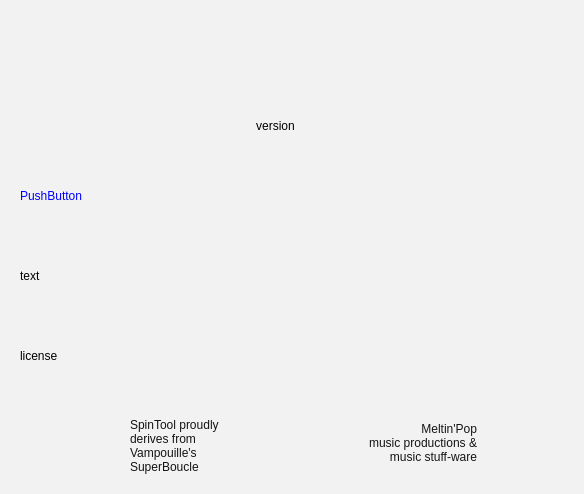
This is superboucle/about_ui.ui in zigmhount/SpinTool_zig as Qt 5 draws it before an edit. The edited form follows.
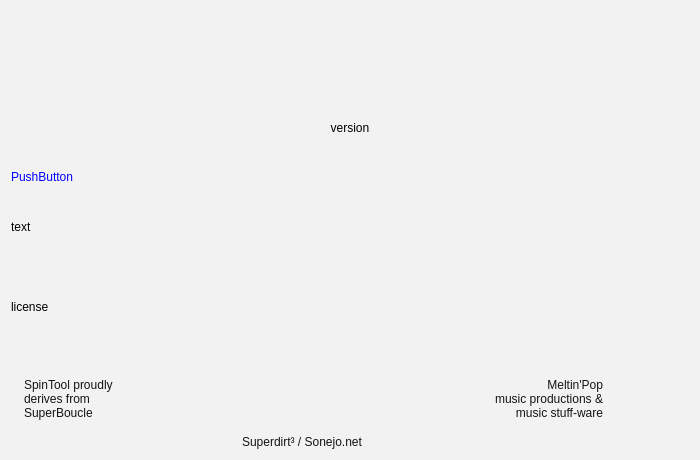
This is the edited form. Icons and pictures are not drawn.

```diff
--- a/superboucle/about_ui.ui
+++ b/superboucle/about_ui.ui
@@ -9,10 +9,22 @@
    <rect>
     <x>0</x>
     <y>0</y>
-    <width>584</width>
-    <height>494</height>
+    <width>700</width>
+    <height>460</height>
    </rect>
   </property>
+  <property name="minimumSize">
+   <size>
+    <width>700</width>
+    <height>460</height>
+   </size>
+  </property>
+  <property name="maximumSize">
+   <size>
+    <width>700</width>
+    <height>460</height>
+   </size>
+  </property>
   <property name="windowTitle">
    <string>about SpinTool</string>
   </property>
@@ -23,15 +35,43 @@
   <property name="styleSheet">
    <string notr="true">background-color: rgb(242, 242, 242);</string>
   </property>
+  <layout class="QVBoxLayout" name="verticalLayout_2">
+   <item>
+    <widget class="QLabel" name="labelLogo">
+     <property name="sizePolicy">
+      <sizepolicy hsizetype="Expanding" vsizetype="Fixed">
+       <horstretch>0</horstretch>
+       <verstretch>0</verstretch>
+      </sizepolicy>
+     </property>
+     <property name="minimumSize">
+      <size>
+       <width>0</width>
+       <height>0</height>
+      </size>
+     </property>
+     <property name="maximumSize">
+      <size>
+       <width>16777215</width>
+       <height>16777214</height>
+      </size>
+     </property>
+     <property name="text">
+      <string notr="true"/>
+     </property>
+     <property name="pixmap">
+      <pixmap resource="gui.qrc">:/icons/icons/ST_Logo_Small_Transparent.png</pixmap>
+     </property>
+     <property name="scaledContents">
+      <bool>false</bool>
+     </property>
+     <property name="alignment">
+      <set>Qt::AlignCenter</set>
+     </property>
+    </widget>
+   </item>
+   <item>
   <widget class="QLabel" name="labelVersion">
-   <property name="geometry">
-    <rect>
-     <x>20</x>
-     <y>110</y>
-     <width>511</width>
-     <height>31</height>
-    </rect>
-   </property>
    <property name="styleSheet">
     <string notr="true">background-color: rgb(242, 242, 242);
 color: rgb(0, 0, 0);
@@ -45,137 +85,17 @@
     <set>Qt::AlignCenter</set>
    </property>
   </widget>
-  <widget class="QLabel" name="labelText">
-   <property name="geometry">
-    <rect>
-     <x>20</x>
-     <y>230</y>
-     <width>511</width>
-     <height>91</height>
-    </rect>
-   </property>
-   <property name="styleSheet">
-    <string notr="true">background-color: rgb(242, 242, 242);
-color: rgb(0, 0, 0);
-font: 11pt &quot;Noto Sans&quot;;
-text-align: left top;</string>
-   </property>
-   <property name="text">
-    <string>text</string>
-   </property>
-   <property name="wordWrap">
-    <bool>true</bool>
-   </property>
-  </widget>
-  <widget class="QLabel" name="labelLicense">
-   <property name="geometry">
-    <rect>
-     <x>20</x>
-     <y>330</y>
-     <width>521</width>
-     <height>51</height>
-    </rect>
-   </property>
-   <property name="styleSheet">
-    <string notr="true">background-color: rgb(242, 242, 242);
-color: rgb(0, 0, 0);
-font: 11pt &quot;Noto Sans&quot;;
-text-align: left top;</string>
-   </property>
-   <property name="text">
-    <string>license</string>
-   </property>
-   <property name="wordWrap">
-    <bool>true</bool>
-   </property>
-  </widget>
-  <widget class="QLabel" name="labelLogo">
-   <property name="geometry">
-    <rect>
-     <x>20</x>
-     <y>10</y>
-     <width>551</width>
-     <height>81</height>
-    </rect>
-   </property>
-   <property name="sizePolicy">
-    <sizepolicy hsizetype="Fixed" vsizetype="Fixed">
-     <horstretch>0</horstretch>
-     <verstretch>0</verstretch>
-    </sizepolicy>
-   </property>
-   <property name="text">
-    <string notr="true"/>
-   </property>
-   <property name="pixmap">
-    <pixmap resource="gui.qrc">:/icons/icons/ST_Logo_Small_Transparent.png</pixmap>
-   </property>
-   <property name="alignment">
-    <set>Qt::AlignCenter</set>
-   </property>
-  </widget>
-  <widget class="QLabel" name="labelMP">
-   <property name="geometry">
-    <rect>
-     <x>495</x>
-     <y>400</y>
-     <width>71</width>
-     <height>91</height>
-    </rect>
-   </property>
-   <property name="sizePolicy">
-    <sizepolicy hsizetype="Fixed" vsizetype="Fixed">
-     <horstretch>0</horstretch>
-     <verstretch>0</verstretch>
-    </sizepolicy>
-   </property>
-   <property name="text">
-    <string notr="true"/>
-   </property>
-   <property name="pixmap">
-    <pixmap resource="gui.qrc">:/icons/icons/MeltinPop_Logo_100.png</pixmap>
-   </property>
-   <property name="scaledContents">
-    <bool>true</bool>
-   </property>
-   <property name="alignment">
-    <set>Qt::AlignCenter</set>
-   </property>
-  </widget>
-  <widget class="QLabel" name="labelMpText">
-   <property name="geometry">
-    <rect>
-     <x>326</x>
-     <y>397</y>
-     <width>151</width>
-     <height>91</height>
-    </rect>
-   </property>
-   <property name="styleSheet">
-    <string notr="true">color: rgb(20, 20, 20);
-background-color: rgb(242, 242, 242);
-font: 11pt &quot;Noto Sans&quot;;</string>
-   </property>
-   <property name="text">
-    <string>Meltin'Pop 
- music productions &amp; 
- music stuff-ware</string>
-   </property>
-   <property name="alignment">
-    <set>Qt::AlignRight|Qt::AlignTrailing|Qt::AlignVCenter</set>
-   </property>
-   <property name="wordWrap">
-    <bool>true</bool>
-   </property>
-  </widget>
+   </item>
+   <item>
   <widget class="QPushButton" name="btnWebLink">
-   <property name="geometry">
-    <rect>
-     <x>20</x>
-     <y>180</y>
-     <width>521</width>
-     <height>31</height>
-    </rect>
+     <property name="sizePolicy">
+      <sizepolicy hsizetype="Preferred" vsizetype="Fixed">
+       <horstretch>0</horstretch>
+       <verstretch>0</verstretch>
+      </sizepolicy>
+     </property>
+     <property name="cursor">
+      <cursorShape>PointingHandCursor</cursorShape>
    </property>
    <property name="focusPolicy">
     <enum>Qt::ClickFocus</enum>
@@ -190,15 +110,48 @@
     <string>PushButton</string>
    </property>
   </widget>
+   </item>
+   <item>
+    <widget class="QLabel" name="labelText">
+     <property name="styleSheet">
+      <string notr="true">background-color: rgb(242, 242, 242);
+color: rgb(0, 0, 0);
+font: 11pt &quot;Noto Sans&quot;;
+text-align: left top;</string>
+     </property>
+     <property name="text">
+      <string>text</string>
+     </property>
+     <property name="wordWrap">
+      <bool>true</bool>
+     </property>
+    </widget>
+   </item>
+   <item>
+    <widget class="QLabel" name="labelLicense">
+     <property name="styleSheet">
+      <string notr="true">background-color: rgb(242, 242, 242);
+color: rgb(0, 0, 0);
+font: 11pt &quot;Noto Sans&quot;;
+text-align: left top;</string>
+     </property>
+     <property name="text">
+      <string>license</string>
+     </property>
+     <property name="wordWrap">
+      <bool>true</bool>
+     </property>
+    </widget>
+   </item>
+   <item>
+    <layout class="QHBoxLayout" name="horizontalLayout_3">
+     <item>
+      <layout class="QHBoxLayout" name="horizontalLayout">
+       <property name="sizeConstraint">
+        <enum>QLayout::SetFixedSize</enum>
+       </property>
+       <item>
   <widget class="QLabel" name="labelSB">
-   <property name="geometry">
-    <rect>
-     <x>8</x>
-     <y>410</y>
-     <width>111</width>
-     <height>81</height>
-    </rect>
-   </property>
    <property name="sizePolicy">
     <sizepolicy hsizetype="Fixed" vsizetype="Fixed">
      <horstretch>0</horstretch>
@@ -218,22 +171,18 @@
     <set>Qt::AlignCenter</set>
    </property>
   </widget>
+       </item>
+       <item>
   <widget class="QLabel" name="labelSBtext">
-   <property name="geometry">
-    <rect>
-     <x>130</x>
-     <y>410</y>
-     <width>121</width>
-     <height>71</height>
-    </rect>
-   </property>
    <property name="styleSheet">
     <string notr="true">color: rgb(20, 20, 20);
 background-color: rgb(242, 242, 242);
 font: 10pt &quot;Noto Sans&quot;;</string>
    </property>
    <property name="text">
-    <string>SpinTool proudly derives from Vampouille's SuperBoucle</string>
+          <string>SpinTool proudly 
+derives from 
+SuperBoucle</string>
    </property>
    <property name="alignment">
     <set>Qt::AlignLeading|Qt::AlignLeft|Qt::AlignVCenter</set>
@@ -242,6 +191,144 @@
     <bool>true</bool>
    </property>
   </widget>
+       </item>
+      </layout>
+     </item>
+     <item>
+      <layout class="QVBoxLayout" name="verticalLayout">
+       <property name="sizeConstraint">
+        <enum>QLayout::SetFixedSize</enum>
+       </property>
+       <property name="leftMargin">
+        <number>0</number>
+       </property>
+       <item>
+        <widget class="QLabel" name="labelMP_2">
+         <property name="sizePolicy">
+          <sizepolicy hsizetype="Expanding" vsizetype="Fixed">
+           <horstretch>0</horstretch>
+           <verstretch>0</verstretch>
+          </sizepolicy>
+         </property>
+         <property name="minimumSize">
+          <size>
+           <width>80</width>
+           <height>80</height>
+          </size>
+         </property>
+         <property name="maximumSize">
+          <size>
+           <width>16777215</width>
+           <height>16777215</height>
+          </size>
+         </property>
+         <property name="midLineWidth">
+          <number>0</number>
+         </property>
+         <property name="text">
+          <string notr="true"/>
+         </property>
+         <property name="pixmap">
+          <pixmap resource="gui.qrc">:/icons/icons/Superdirt_Logo_80.png</pixmap>
+         </property>
+         <property name="scaledContents">
+          <bool>false</bool>
+         </property>
+         <property name="alignment">
+          <set>Qt::AlignCenter</set>
+         </property>
+         <property name="margin">
+          <number>0</number>
+         </property>
+         <property name="indent">
+          <number>-1</number>
+         </property>
+        </widget>
+       </item>
+       <item>
+        <widget class="QLabel" name="labelMpText_2">
+         <property name="styleSheet">
+          <string notr="true">color: rgb(20, 20, 20);
+background-color: rgb(242, 242, 242);
+font: 11pt &quot;Noto Sans&quot;;</string>
+         </property>
+         <property name="text">
+          <string>Superdirt³ / Sonejo.net</string>
+         </property>
+         <property name="alignment">
+          <set>Qt::AlignCenter</set>
+         </property>
+         <property name="wordWrap">
+          <bool>true</bool>
+         </property>
+        </widget>
+       </item>
+      </layout>
+     </item>
+     <item>
+      <layout class="QHBoxLayout" name="horizontalLayout_2">
+       <property name="sizeConstraint">
+        <enum>QLayout::SetFixedSize</enum>
+       </property>
+       <item>
+        <widget class="QLabel" name="labelMpText">
+         <property name="styleSheet">
+          <string notr="true">color: rgb(20, 20, 20);
+background-color: rgb(242, 242, 242);
+font: 11pt &quot;Noto Sans&quot;;</string>
+         </property>
+         <property name="text">
+          <string>Meltin'Pop 
+ music productions &amp; 
+ music stuff-ware</string>
+         </property>
+         <property name="alignment">
+          <set>Qt::AlignRight|Qt::AlignTrailing|Qt::AlignVCenter</set>
+         </property>
+         <property name="wordWrap">
+          <bool>true</bool>
+         </property>
+        </widget>
+       </item>
+       <item>
+        <widget class="QLabel" name="labelMP">
+         <property name="sizePolicy">
+          <sizepolicy hsizetype="Fixed" vsizetype="Fixed">
+           <horstretch>0</horstretch>
+           <verstretch>0</verstretch>
+          </sizepolicy>
+         </property>
+         <property name="minimumSize">
+          <size>
+           <width>80</width>
+           <height>100</height>
+          </size>
+         </property>
+         <property name="maximumSize">
+          <size>
+           <width>80</width>
+           <height>100</height>
+          </size>
+         </property>
+         <property name="text">
+          <string notr="true"/>
+         </property>
+         <property name="pixmap">
+          <pixmap resource="gui.qrc">:/icons/icons/MeltinPop_Logo_100.png</pixmap>
+         </property>
+         <property name="scaledContents">
+          <bool>true</bool>
+         </property>
+         <property name="alignment">
+          <set>Qt::AlignCenter</set>
+         </property>
+        </widget>
+       </item>
+      </layout>
+     </item>
+    </layout>
+   </item>
+  </layout>
  </widget>
  <resources>
   <include location="gui.qrc"/>
```
Left out of the diff: 2 changed lines with no effect on the pictures. Lines whose indentation alone changed are shown as unchanged.
